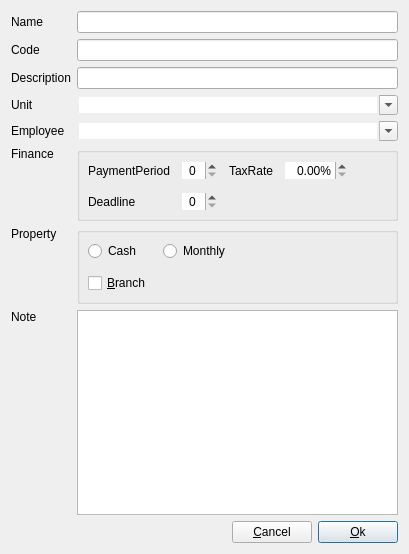
Before: the Qt Designer form dialog/editnode/editnodestakeholder.ui in YtxCash/YTX, drawn with Qt 5.
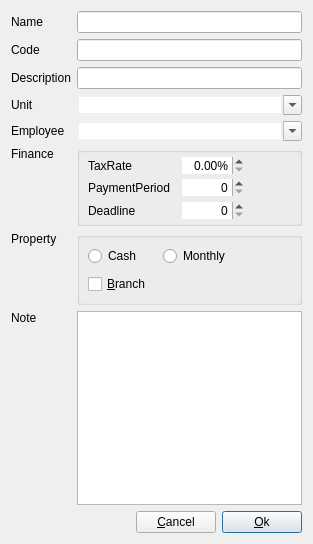
After: the same form once the commit is applied. Custom widgets are drawn as their Qt base class.

```diff
--- a/dialog/editnode/editnodestakeholder.ui
+++ b/dialog/editnode/editnodestakeholder.ui
@@ -6,8 +6,8 @@
    <rect>
     <x>0</x>
     <y>0</y>
-    <width>409</width>
-    <height>554</height>
+    <width>313</width>
+    <height>544</height>
    </rect>
   </property>
   <layout class="QGridLayout" name="gridLayout_2">
@@ -202,17 +202,14 @@
       <property name="bottomMargin">
        <number>8</number>
       </property>
-      <property name="spacing">
+      <property name="horizontalSpacing">
        <number>12</number>
       </property>
+      <property name="verticalSpacing">
+       <number>8</number>
+      </property>
       <item row="0" column="0">
        <widget class="QRadioButton" name="rBtnCash">
-        <property name="sizePolicy">
-         <sizepolicy hsizetype="Preferred" vsizetype="Fixed">
-          <horstretch>0</horstretch>
-          <verstretch>0</verstretch>
-         </sizepolicy>
-        </property>
         <property name="text">
          <string>Cash</string>
         </property>
@@ -227,12 +224,6 @@
       </item>
       <item row="0" column="1">
        <widget class="QRadioButton" name="rBtnMonthly">
-        <property name="sizePolicy">
-         <sizepolicy hsizetype="Preferred" vsizetype="Fixed">
-          <horstretch>0</horstretch>
-          <verstretch>0</verstretch>
-         </sizepolicy>
-        </property>
         <property name="text">
          <string>Monthly</string>
         </property>
@@ -264,18 +255,21 @@
        <number>8</number>
       </property>
       <property name="topMargin">
-       <number>8</number>
+       <number>4</number>
       </property>
       <property name="rightMargin">
        <number>8</number>
       </property>
       <property name="bottomMargin">
-       <number>8</number>
+       <number>4</number>
       </property>
-      <property name="spacing">
+      <property name="horizontalSpacing">
        <number>12</number>
       </property>
-      <item row="0" column="4">
+      <property name="verticalSpacing">
+       <number>4</number>
+      </property>
+      <item row="1" column="4">
        <spacer name="horizontalSpacer_3">
         <property name="orientation">
          <enum>Qt::Orientation::Horizontal</enum>
@@ -288,47 +282,52 @@
         </property>
        </spacer>
       </item>
+      <item row="3" column="1">
+       <widget class="SpinBox" name="spinBoxDeadline">
+        <property name="frame">
+         <bool>false</bool>
+        </property>
+        <property name="alignment">
+         <set>Qt::AlignmentFlag::AlignRight|Qt::AlignmentFlag::AlignTrailing|Qt::AlignmentFlag::AlignVCenter</set>
+        </property>
+       </widget>
+      </item>
+      <item row="1" column="1">
+       <widget class="SpinBox" name="spinBoxPaymentPeriod">
+        <property name="frame">
+         <bool>false</bool>
+        </property>
+        <property name="alignment">
+         <set>Qt::AlignmentFlag::AlignRight|Qt::AlignmentFlag::AlignTrailing|Qt::AlignmentFlag::AlignVCenter</set>
+        </property>
+        <property name="stepType">
+         <enum>QAbstractSpinBox::StepType::AdaptiveDecimalStepType</enum>
+        </property>
+       </widget>
+      </item>
       <item row="1" column="0">
+       <widget class="QLabel" name="labelPaymentPeriod">
+        <property name="text">
+         <string>PaymentPeriod</string>
+        </property>
+       </widget>
+      </item>
+      <item row="3" column="0">
        <widget class="QLabel" name="labelDeadline">
         <property name="text">
          <string>Deadline</string>
         </property>
        </widget>
       </item>
-      <item row="0" column="1">
-       <widget class="SpinBox" name="spinBoxPaymentPeriod">
-        <property name="sizePolicy">
-         <sizepolicy hsizetype="Preferred" vsizetype="Fixed">
-          <horstretch>0</horstretch>
-          <verstretch>0</verstretch>
-         </sizepolicy>
-        </property>
-        <property name="frame">
-         <bool>false</bool>
-        </property>
-        <property name="alignment">
-         <set>Qt::AlignmentFlag::AlignCenter</set>
-        </property>
-        <property name="stepType">
-         <enum>QAbstractSpinBox::StepType::AdaptiveDecimalStepType</enum>
-        </property>
-       </widget>
-      </item>
-      <item row="0" column="2">
+      <item row="0" column="0">
        <widget class="QLabel" name="labelTaxRate">
         <property name="text">
          <string>TaxRate</string>
         </property>
        </widget>
       </item>
-      <item row="0" column="3">
+      <item row="0" column="1">
        <widget class="DoubleSpinBox" name="dSpinBoxTaxRate">
-        <property name="sizePolicy">
-         <sizepolicy hsizetype="Preferred" vsizetype="Fixed">
-          <horstretch>0</horstretch>
-          <verstretch>0</verstretch>
-         </sizepolicy>
-        </property>
         <property name="frame">
          <bool>false</bool>
         </property>
@@ -343,35 +342,6 @@
         </property>
        </widget>
       </item>
-      <item row="1" column="1">
-       <widget class="SpinBox" name="spinBoxDeadline">
-        <property name="sizePolicy">
-         <sizepolicy hsizetype="Preferred" vsizetype="Fixed">
-          <horstretch>0</horstretch>
-          <verstretch>0</verstretch>
-         </sizepolicy>
-        </property>
-        <property name="frame">
-         <bool>false</bool>
-        </property>
-        <property name="alignment">
-         <set>Qt::AlignmentFlag::AlignCenter</set>
-        </property>
-       </widget>
-      </item>
-      <item row="0" column="0">
-       <widget class="QLabel" name="labelPaymentPeriod">
-        <property name="sizePolicy">
-         <sizepolicy hsizetype="Preferred" vsizetype="Preferred">
-          <horstretch>0</horstretch>
-          <verstretch>0</verstretch>
-         </sizepolicy>
-        </property>
-        <property name="text">
-         <string>PaymentPeriod</string>
-        </property>
-       </widget>
-      </item>
      </layout>
     </widget>
    </item>
```
